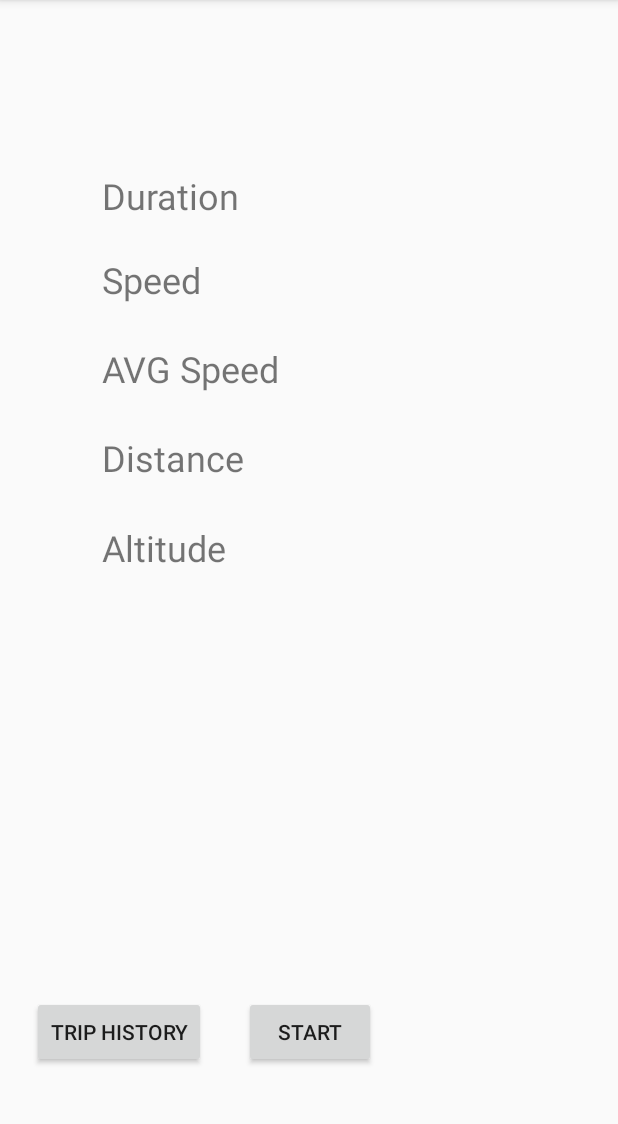
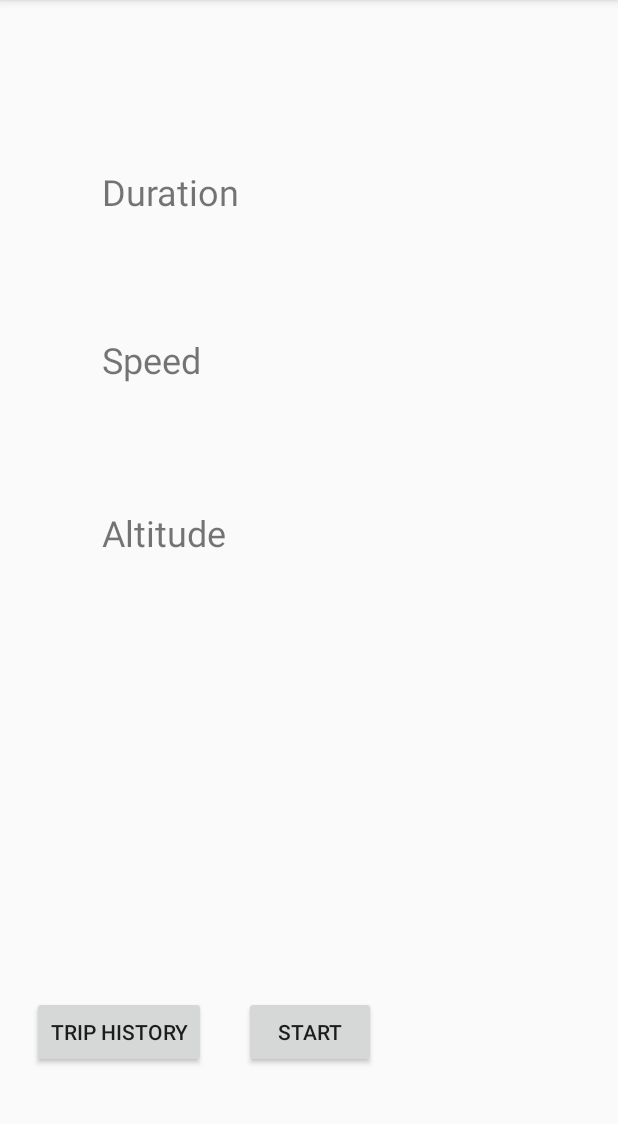
Before and after one commit to Matthieu42/OpenTrack, an Android app: the screen it shows after launch (MainActivity), on a phone screen of 412 x 824 dp, the part 84-1208 px from its top. Run offline under Robolectric (Android 15) with nearby library versions, the phone set to English and light mode, and no system bars; libraries missing offline, so code that uses them is left out: org.osmdroid.util, pub.devrel.easypermissions.

Commit message:
Add stats activity

```diff
--- a/app/src/main/AndroidManifest.xml
+++ b/app/src/main/AndroidManifest.xml
@@ -13,6 +13,8 @@
             android:roundIcon="@mipmap/ic_launcher_round"
             android:supportsRtl="true"
             android:theme="@style/AppTheme">
+        <activity android:name=".StatActivity">
+        </activity>
         <activity android:name=".TripHistoryActivity">
         </activity>
         <activity android:name=".ViewTripActivity">
--- a/app/src/main/java/org/mines_ales/opentrack/LocationTrackingService.kt
+++ b/app/src/main/java/org/mines_ales/opentrack/LocationTrackingService.kt
@@ -72,11 +72,11 @@ class LocationTrackingService(private val mActivity: Activity, private val mList
 
     private fun checkRequiredLocationPermission(): Boolean {
         val perms = arrayOf(Manifest.permission.ACCESS_COARSE_LOCATION, Manifest.permission.ACCESS_FINE_LOCATION)
-        if (!EasyPermissions.hasPermissions(mActivity, *perms)) {
+        return if (!EasyPermissions.hasPermissions(mActivity, *perms)) {
             mListener.checkRequiredLocationPermission()
-            return false
+            false
         } else {
-            return true
+            true
         }
     }
 
--- a/app/src/main/java/org/mines_ales/opentrack/model/Trip.kt
+++ b/app/src/main/java/org/mines_ales/opentrack/model/Trip.kt
@@ -30,7 +30,8 @@ class Trip(nameP : String){
     }
 
     fun getCurrentTime() : Long{
-        this.setCurrentTime()
+        if(isRunning())
+            this.setCurrentTime()
         return currentTime
     }
 
--- a/app/src/main/res/layout/activity_main.xml
+++ b/app/src/main/res/layout/activity_main.xml
@@ -9,22 +9,22 @@
 
     <TextView
             android:id="@+id/altitudeLabel"
-            android:layout_width="0dp"
+            android:layout_width="86dp"
             android:layout_height="wrap_content"
-            android:layout_marginTop="84dp"
             android:text="@string/altitude"
             android:textSize="24sp"
-            app:layout_constraintStart_toStartOf="@+id/avgSpeedLabel"
-            app:layout_constraintTop_toBottomOf="@+id/avgSpeedLabel"/>
+            app:layout_constraintStart_toStartOf="parent"
+            android:layout_marginStart="68dp" android:layout_marginTop="80dp"
+            app:layout_constraintTop_toBottomOf="@+id/speedLabel"/>
     <TextView
             android:id="@+id/altitudeTextView"
             android:layout_width="wrap_content"
             android:layout_height="wrap_content"
             android:textSize="24sp"
-            app:layout_constraintStart_toEndOf="@+id/altitudeLabel"
-            android:layout_marginStart="8dp" app:layout_constraintEnd_toEndOf="parent" android:layout_marginEnd="8dp"
-            app:layout_constraintHorizontal_bias="0.755" android:layout_marginTop="28dp"
-            app:layout_constraintTop_toBottomOf="@+id/distanceTextView"/>
+            app:layout_constraintEnd_toEndOf="parent" android:layout_marginEnd="56dp"
+            app:layout_constraintBottom_toBottomOf="parent" app:layout_constraintVertical_bias="0.008"
+            android:layout_marginTop="80dp"
+            app:layout_constraintTop_toBottomOf="@+id/speedTextView"/>
     <Button
             android:id="@+id/startButton"
             android:layout_width="wrap_content"
@@ -40,18 +40,18 @@
             android:id="@+id/durationLabel"
             android:layout_width="0dp"
             android:layout_height="32dp"
-            android:layout_marginStart="68dp"
-            android:layout_marginTop="114dp"
             android:text="@string/duration"
             android:textSize="24sp"
             app:layout_constraintStart_toStartOf="parent"
-            app:layout_constraintTop_toTopOf="parent"/>
+            android:layout_marginStart="68dp"
+            android:layout_marginTop="111dp" app:layout_constraintTop_toTopOf="parent"
+    />
 
     <TextView
             android:id="@+id/durationTextView"
             android:layout_width="0dp"
             android:layout_height="32dp"
-            android:layout_marginEnd="68dp"
+            android:layout_marginEnd="56dp"
             android:textSize="24sp"
             app:layout_constraintBaseline_toBaselineOf="@+id/durationLabel"
             app:layout_constraintEnd_toEndOf="parent"/>
@@ -60,58 +60,21 @@
             android:id="@+id/speedLabel"
             android:layout_width="0dp"
             android:layout_height="35dp"
-            android:layout_marginTop="24dp"
             android:text="@string/speed"
             android:textSize="24sp"
-            app:layout_constraintStart_toStartOf="@+id/durationLabel"
+            app:layout_constraintStart_toStartOf="parent"
+            android:layout_marginStart="68dp" android:layout_marginTop="80dp"
             app:layout_constraintTop_toBottomOf="@+id/durationLabel"/>
 
     <TextView
             android:id="@+id/speedTextView"
             android:layout_width="0dp"
             android:layout_height="wrap_content"
-            android:layout_marginEnd="68dp"
+            android:layout_marginEnd="56dp"
             android:textSize="24sp"
             app:layout_constraintBaseline_toBaselineOf="@+id/speedLabel"
             app:layout_constraintEnd_toEndOf="parent"/>
 
-    <TextView
-            android:id="@+id/avgSpeedLabel"
-            android:layout_width="0dp"
-            android:layout_height="35dp"
-            android:layout_marginTop="24dp"
-            android:text="@string/avg_speed"
-            android:textSize="24sp"
-            app:layout_constraintStart_toStartOf="@+id/speedLabel"
-            app:layout_constraintTop_toBottomOf="@+id/speedLabel"/>
-
-    <TextView
-            android:id="@+id/avgSpeedTextView"
-            android:layout_width="0dp"
-            android:layout_height="wrap_content"
-            android:layout_marginEnd="68dp"
-            android:textSize="24sp"
-            app:layout_constraintBaseline_toBaselineOf="@+id/avgSpeedLabel"
-            app:layout_constraintEnd_toEndOf="parent"/>
-
-    <TextView
-            android:id="@+id/distanceLabel"
-            android:layout_width="0dp"
-            android:layout_height="wrap_content"
-            android:layout_marginTop="24dp"
-            android:text="@string/distance"
-            android:textSize="24sp"
-            app:layout_constraintStart_toStartOf="@+id/avgSpeedLabel"
-            app:layout_constraintTop_toBottomOf="@+id/avgSpeedLabel"/>
-
-    <TextView
-            android:id="@+id/distanceTextView"
-            android:layout_width="wrap_content"
-            android:layout_height="wrap_content"
-            android:layout_marginEnd="68dp"
-            android:textSize="24sp"
-            app:layout_constraintBaseline_toBaselineOf="@+id/distanceLabel"
-            app:layout_constraintEnd_toEndOf="parent"/>
     <Button
             android:text="Trip history"
             android:layout_width="wrap_content"
--- a/app/src/main/res/layout/activity_view_trip.xml
+++ b/app/src/main/res/layout/activity_view_trip.xml
@@ -5,5 +5,5 @@
               android:layout_height="fill_parent">
     <org.osmdroid.views.MapView android:id="@+id/map"
                                 android:layout_width="fill_parent"
-                                android:layout_height="fill_parent" />
+                                android:layout_height="fill_parent"/>
 </LinearLayout>
```
Also changed, not shown: app/src/main/java/org/mines_ales/opentrack/StatActivity.kt (added, +43 -0 lines), app/src/main/java/org/mines_ales/opentrack/model/TripAdapter.kt (+9 -1 lines), app/src/main/res/layout/activity_stat.xml (added, +52 -0 lines), app/src/main/res/layout/item_layout.xml (+13 -0 lines).
